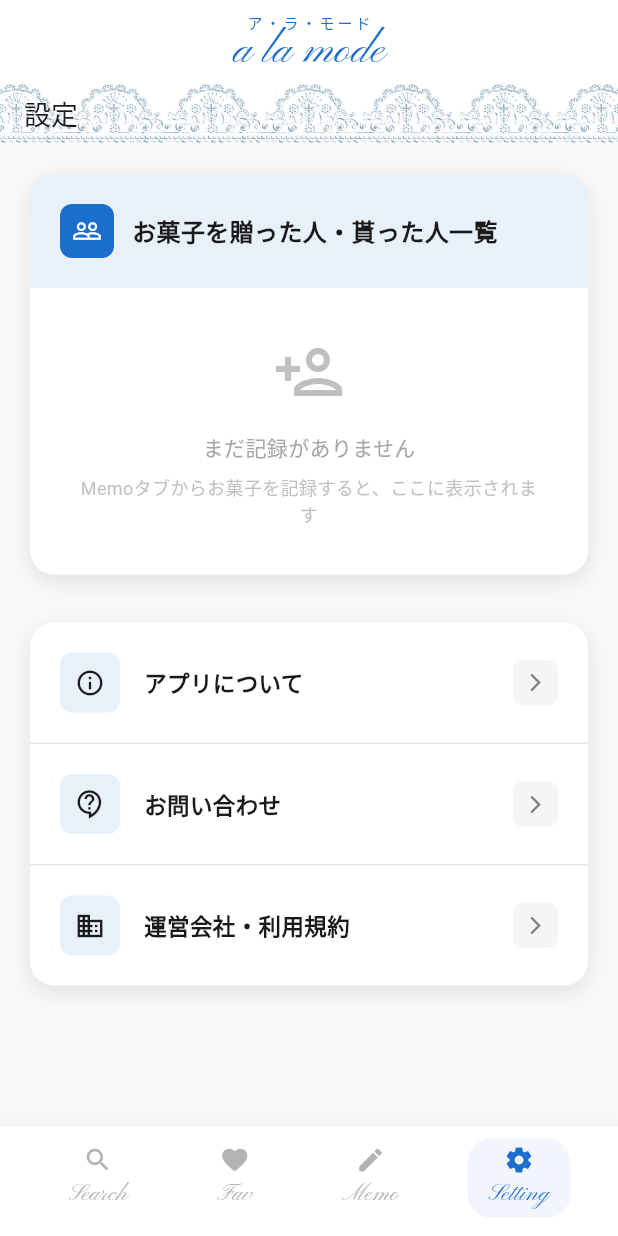
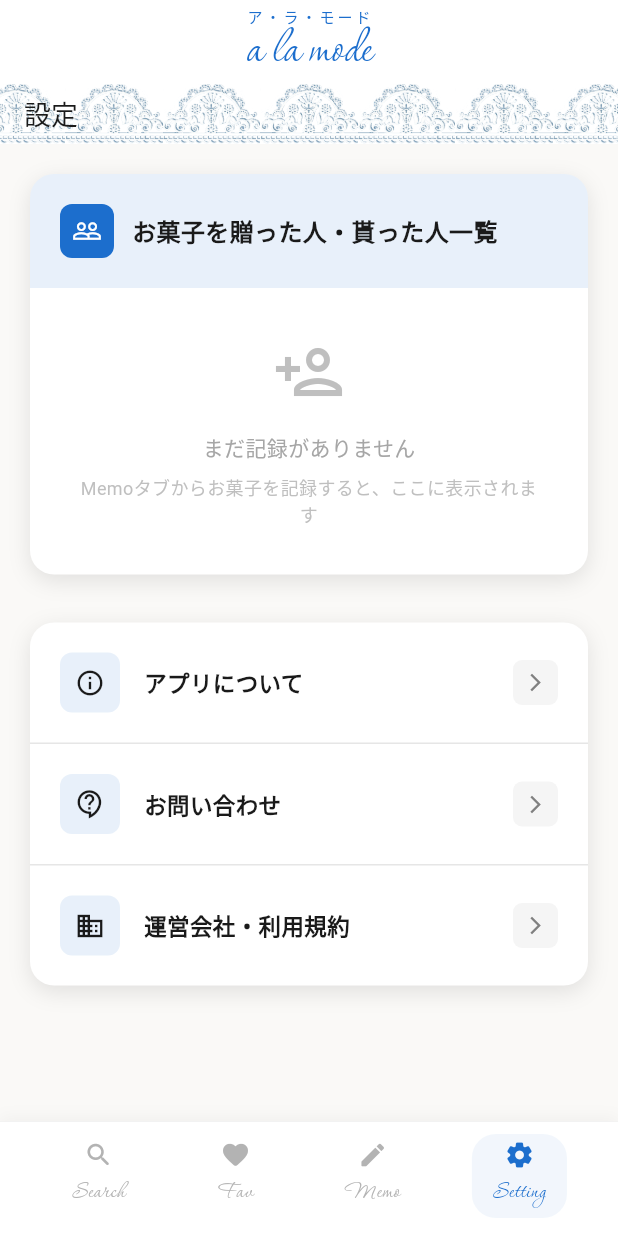
Before and after one commit to erablea/alamode_app, a Flutter app: the screen it shows after launch, item 4 of the bottom bar chosen, on a phone screen of 412 x 824 dp. Run offline on Flutter 3.47's test engine with Material 3 defaults, Android fonts, the phone set to English and light mode, and no system bars; our stand-ins replace cached_network_image, image_picker, shared_preferences, supabase_flutter, syncfusion_flutter_datepicker; accounts and stored records are empty; Roboto replaces fonts that are missing (ZenMaruGothic); project files that could hold a hidden picture were left out.

Commit message:
Fix overflow in settings, switch to Corinthia font for header/footer

```diff
--- a/lib/main.dart
+++ b/lib/main.dart
@@ -285,8 +285,8 @@ class _MainAppState extends State<MainApp> {
             Text(
               label,
               style: TextStyle(
-                fontFamily: 'PinyonScript',
-                fontSize: 16,
+                fontFamily: 'Corinthia',
+                fontSize: 18,
                 color: isSelected
                     ? AppColors.primaryColor
                     : AppColors.blackLight.withOpacity(0.6),
--- a/lib/view/user.dart
+++ b/lib/view/user.dart
@@ -594,6 +594,7 @@ class _UserScreenState extends State<UserScreen> {
     ];
 
     return Container(
+      width: double.infinity,
       decoration: BoxDecoration(
         color: AppColors.cardBackground,
         borderRadius: BorderRadius.circular(16),
--- a/lib/widgets/header.dart
+++ b/lib/widgets/header.dart
@@ -27,8 +27,8 @@ class Header extends StatelessWidget implements PreferredSizeWidget {
           Text(
             'a la mode',
             style: TextStyle(
-              fontFamily: 'PinyonScript',
-              fontSize: 30,
+              fontFamily: 'Corinthia',
+              fontSize: 38,
               color: AppColors.primaryColor,
               height: 0.9,
             ),
```
